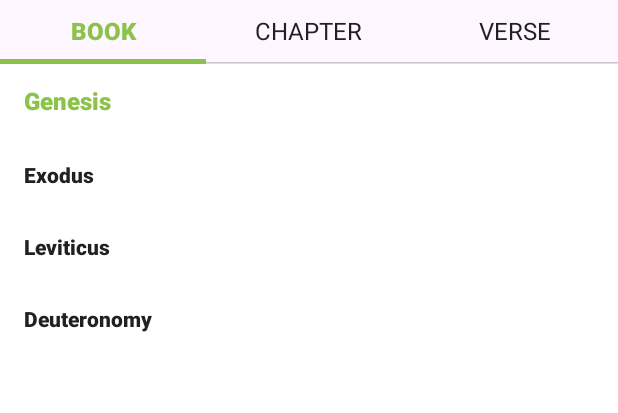
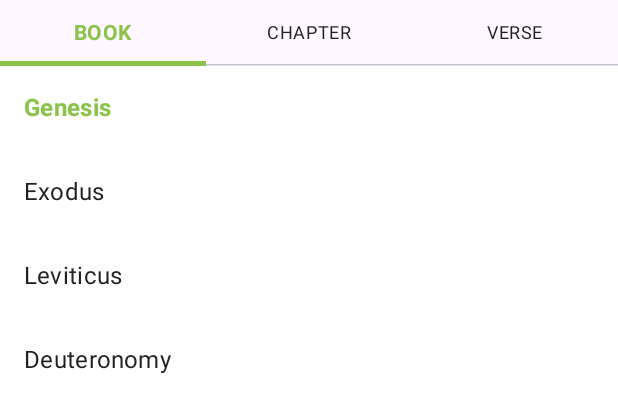
Before and after one commit to barnhill/Bible, an Android app built with Jetpack Compose: the @Preview function BCVDialogScreen_BookSelected_Preview, on a phone screen of 412 x 824 dp. Shown: the top 413 px of the screen. Run offline under Robolectric (Android 15) with nearby library versions, the phone set to English and light mode, and no system bars; our stand-ins replace Dagger/Hilt's generated code.

Commit message:
Material 3 typography, add copyright info at end of pages

```diff
--- a/app/src/main/kotlin/com/pnuema/bible/android/data/IVersion.kt
+++ b/app/src/main/kotlin/com/pnuema/bible/android/data/IVersion.kt
@@ -6,6 +6,7 @@ interface IVersion {
     val id: Int
     val language: String
     val abbreviation: String
+    val copyright: String
 
     fun getDisplayText(): String
     fun convertToOfflineModel(): VersionOffline
--- a/app/src/main/kotlin/com/pnuema/bible/android/ui/Theme.kt
+++ b/app/src/main/kotlin/com/pnuema/bible/android/ui/Theme.kt
@@ -2,15 +2,11 @@ package com.pnuema.bible.android.ui
 
 import androidx.compose.foundation.isSystemInDarkTheme
 import androidx.compose.material3.MaterialTheme
+import androidx.compose.material3.Typography
 import androidx.compose.material3.darkColorScheme
 import androidx.compose.material3.lightColorScheme
 import androidx.compose.runtime.Composable
-import androidx.compose.runtime.CompositionLocalProvider
-import androidx.compose.runtime.Immutable
-import androidx.compose.runtime.staticCompositionLocalOf
 import androidx.compose.ui.graphics.Color
-import androidx.compose.ui.text.TextStyle
-import com.pnuema.bible.android.ui.BibleTheme.LocalBibleTypography
 
 private val _darkColorPalette = darkColorScheme(
     primary = Color(0xFF2E7D32),
@@ -30,84 +26,13 @@ private val _lightColorPalette = lightColorScheme(
     secondary = Color(0xFF797979),
 )
 
+private val _typography = Typography()
+
 @Composable
 fun BibleTheme(darkTheme: Boolean = isSystemInDarkTheme(), content: @Composable () -> Unit) {
-    CompositionLocalProvider(
-        LocalBibleTypography provides Typography
-    ) {
-        MaterialTheme(
-            colorScheme = if (darkTheme) _darkColorPalette else _lightColorPalette,
-            content = content
-        )
-    }
+    MaterialTheme(
+        typography = _typography,
+        colorScheme = if (darkTheme) _darkColorPalette else _lightColorPalette,
+        content = content
+    )
 }
-
-object BibleTheme {
-    val LocalBibleTypography = staticCompositionLocalOf {
-        BibleTypography()
-    }
-
-    val typography: BibleTypography
-        @Composable
-        get() = LocalBibleTypography.current
-}
-
-@Immutable
-data class BibleTypography(
-    /**
-     * XXL900
-     */
-    val title1: TextStyle = TextStyle.Default,
-    /**
-     * XXL400
-     */
-    val title2: TextStyle = TextStyle.Default,
-    /**
-     * XL900
-     */
-    val title3: TextStyle = TextStyle.Default,
-    /**
-     * XL400
-     */
-    val title4: TextStyle = TextStyle.Default,
-    /**
-     * Large900
-     */
-    val title5: TextStyle = TextStyle.Default,
-    /**
-     * Large400
-     */
-    val title6: TextStyle = TextStyle.Default,
-    /**
-     * Base400
-     */
-    val body1: TextStyle = TextStyle.Default,
-    /**
-     * Base800
-     */
-    val body2: TextStyle = TextStyle.Default,
-    /**
-     * Medium400
-     */
-    val caption1: TextStyle = TextStyle.Default,
-    /**
-     * Medium800
-     */
-    val caption2: TextStyle = TextStyle.Default,
-    /**
-     * Small400
-     */
-    val subCaption1: TextStyle = TextStyle.Default,
-    /**
-     * Small800
-     */
-    val subCaption2: TextStyle = TextStyle.Default,
-    /**
-     * XS400
-     */
-    val footnote1: TextStyle = TextStyle.Default,
-    /**
-     * XS800
-     */
-    val footnote2: TextStyle = TextStyle.Default
-)
--- a/app/src/main/kotlin/com/pnuema/bible/android/ui/bookchapterverse/compose/BCVDialogScreen.kt
+++ b/app/src/main/kotlin/com/pnuema/bible/android/ui/bookchapterverse/compose/BCVDialogScreen.kt
@@ -16,6 +16,7 @@ import androidx.compose.runtime.rememberCoroutineScope
 import androidx.compose.ui.Alignment
 import androidx.compose.ui.Modifier
 import androidx.compose.ui.res.stringResource
+import androidx.compose.ui.text.font.FontWeight
 import androidx.compose.ui.tooling.preview.Preview
 import androidx.compose.ui.unit.dp
 import com.pnuema.bible.android.R
@@ -54,13 +55,15 @@ fun BCVDialogScreen(
                         }
                     }
                 ) {
+                    val isBookPageSelected = pagerState.currentPage == BCVDialog.BCV.BOOK.value
                     Text(
                         modifier = Modifier
                             .align(alignment = Alignment.Center)
                             .padding(vertical = 12.dp),
                         text = stringResource(R.string.book).uppercase(Locale.getDefault()),
-                        style = if (pagerState.currentPage == BCVDialog.BCV.BOOK.value) BibleTheme.typography.body2 else BibleTheme.typography.body1,
-                        color = if (pagerState.currentPage == BCVDialog.BCV.BOOK.value) MaterialTheme.colorScheme.primary else MaterialTheme.colorScheme.onBackground
+                        style = if (isBookPageSelected) MaterialTheme.typography.bodyMedium else MaterialTheme.typography.bodySmall,
+                        fontWeight = if (isBookPageSelected) FontWeight.Bold else FontWeight.Normal,
+                        color = if (isBookPageSelected) MaterialTheme.colorScheme.primary else MaterialTheme.colorScheme.onBackground
                     )
                 }
                 Box(
@@ -70,13 +73,15 @@ fun BCVDialogScreen(
                         }
                     }
                 ) {
+                    val isChapterPageSelected = pagerState.currentPage == BCVDialog.BCV.CHAPTER.value
                     Text(
                         modifier = Modifier
                             .align(alignment = Alignment.Center)
                             .padding(vertical = 12.dp),
                         text = stringResource(R.string.chapter).uppercase(Locale.getDefault()),
-                        style = if (pagerState.currentPage == BCVDialog.BCV.CHAPTER.value) BibleTheme.typography.body2 else BibleTheme.typography.body1,
-                        color = if (pagerState.currentPage == BCVDialog.BCV.CHAPTER.value) MaterialTheme.colorScheme.primary else MaterialTheme.colorScheme.onBackground
+                        style = if (isChapterPageSelected) MaterialTheme.typography.bodyMedium else MaterialTheme.typography.bodySmall,
+                        fontWeight = if (isChapterPageSelected) FontWeight.Bold else FontWeight.Normal,
+                        color = if (isChapterPageSelected) MaterialTheme.colorScheme.primary else MaterialTheme.colorScheme.onBackground
                     )
                 }
                 Box(
@@ -86,13 +91,15 @@ fun BCVDialogScreen(
                         }
                     }
                 ) {
+                    val isVersePageSelected = pagerState.currentPage == BCVDialog.BCV.VERSE.value
                     Text(
                         modifier = Modifier
                             .align(alignment = Alignment.Center)
                             .padding(vertical = 12.dp),
                         text = stringResource(R.string.verse).uppercase(Locale.getDefault()),
-                        style = if (pagerState.currentPage == BCVDialog.BCV.VERSE.value) BibleTheme.typography.body2 else BibleTheme.typography.body1,
-                        color = if (pagerState.currentPage == BCVDialog.BCV.VERSE.value) MaterialTheme.colorScheme.primary else MaterialTheme.colorScheme.onBackground
+                        style = if (isVersePageSelected) MaterialTheme.typography.bodyMedium else MaterialTheme.typography.bodySmall,
+                        fontWeight = if (isVersePageSelected) FontWeight.Bold else FontWeight.Normal,
+                        color = if (isVersePageSelected) MaterialTheme.colorScheme.primary else MaterialTheme.colorScheme.onBackground
                     )
                 }
             }
--- a/app/src/main/kotlin/com/pnuema/bible/android/ui/bookchapterverse/compose/BookItem.kt
+++ b/app/src/main/kotlin/com/pnuema/bible/android/ui/bookchapterverse/compose/BookItem.kt
@@ -7,6 +7,7 @@ import androidx.compose.material3.MaterialTheme
 import androidx.compose.material3.Text
 import androidx.compose.runtime.Composable
 import androidx.compose.ui.Modifier
+import androidx.compose.ui.text.font.FontWeight
 import androidx.compose.ui.tooling.preview.Preview
 import androidx.compose.ui.unit.dp
 import com.pnuema.bible.android.statics.CurrentSelected
@@ -25,7 +26,8 @@ fun BookItem(
             .padding(all = 16.dp)
             .clickable { onClick() },
         text = book.name,
-        style = if (book.id == CurrentSelected.book) BibleTheme.typography.body2 else BibleTheme.typography.caption2,
+        style = MaterialTheme.typography.titleMedium,
+        fontWeight = if (book.id == CurrentSelected.book) FontWeight.Bold else FontWeight.Normal,
         color = if (book.id == CurrentSelected.book) MaterialTheme.colorScheme.primary else MaterialTheme.colorScheme.onBackground
     )
 }
--- a/app/src/main/kotlin/com/pnuema/bible/android/ui/bookchapterverse/compose/ChapterItem.kt
+++ b/app/src/main/kotlin/com/pnuema/bible/android/ui/bookchapterverse/compose/ChapterItem.kt
@@ -11,6 +11,7 @@ import androidx.compose.runtime.Composable
 import androidx.compose.ui.Alignment
 import androidx.compose.ui.Modifier
 import androidx.compose.ui.draw.drawBehind
+import androidx.compose.ui.text.font.FontWeight
 import androidx.compose.ui.tooling.preview.Preview
 import androidx.compose.ui.unit.dp
 import com.pnuema.bible.android.statics.CurrentSelected
@@ -40,7 +41,8 @@ fun ChapterItem(
                 .padding(all = 24.dp)
                 .align(alignment = Alignment.Center),
             text = chapterNumber.toString(),
-            style = BibleTheme.typography.body2,
+            style = MaterialTheme.typography.titleMedium,
+            fontWeight = if (isSelected) FontWeight.Bold else FontWeight.Normal,
             color = if (isSelected) MaterialTheme.colorScheme.background else MaterialTheme.colorScheme.onBackground,
         )
     }
--- a/app/src/main/kotlin/com/pnuema/bible/android/ui/bookchapterverse/compose/VerseItem.kt
+++ b/app/src/main/kotlin/com/pnuema/bible/android/ui/bookchapterverse/compose/VerseItem.kt
@@ -11,6 +11,7 @@ import androidx.compose.runtime.Composable
 import androidx.compose.ui.Alignment
 import androidx.compose.ui.Modifier
 import androidx.compose.ui.draw.drawBehind
+import androidx.compose.ui.text.font.FontWeight
 import androidx.compose.ui.tooling.preview.Preview
 import androidx.compose.ui.unit.dp
 import com.pnuema.bible.android.statics.CurrentSelected
@@ -40,7 +41,8 @@ fun VerseItem(
                 .padding(all = 24.dp)
                 .align(alignment = Alignment.Center),
             text = verseNumber.toString(),
-            style = BibleTheme.typography.body2,
+            style = MaterialTheme.typography.titleMedium,
+            fontWeight = if (isSelected) FontWeight.Bold else FontWeight.Normal,
             color = if (isSelected) MaterialTheme.colorScheme.background else MaterialTheme.colorScheme.onBackground,
         )
     }
--- a/app/src/main/kotlin/com/pnuema/bible/android/ui/read/compose/BookChapterDropdown.kt
+++ b/app/src/main/kotlin/com/pnuema/bible/android/ui/read/compose/BookChapterDropdown.kt
@@ -44,7 +44,7 @@ fun BookChapterDropdown(
                     .align(alignment = Alignment.CenterVertically)
                     .padding(end = 8.dp),
                 text = "$book $chapter".capitalizeTitleCase(),
-                style = BibleTheme.typography.body2,
+                style = MaterialTheme.typography.titleMedium,
                 color = MaterialTheme.colorScheme.onPrimary
             )
             Image(
--- a/app/src/main/kotlin/com/pnuema/bible/android/ui/read/compose/VersionDropdown.kt
+++ b/app/src/main/kotlin/com/pnuema/bible/android/ui/read/compose/VersionDropdown.kt
@@ -43,7 +43,7 @@ fun VersionDropdown(
                     .align(alignment = Alignment.CenterVertically)
                     .padding(end = 8.dp),
                 text = versionAbbreviation.uppercase(Locale.getDefault()),
-                style = BibleTheme.typography.body2,
+                style = MaterialTheme.typography.titleMedium,
                 color = MaterialTheme.colorScheme.onPrimary
             )
             Image(
--- /dev/null
+++ b/app/src/main/kotlin/com/pnuema/bible/android/ui/read/state/CopyrightViewState.kt
@@ -0,0 +1,5 @@
+package com.pnuema.bible.android.ui.read.state
+
+data class CopyrightViewState (
+    val copyright: String,
+)
--- a/app/src/main/kotlin/com/pnuema/bible/android/ui/read/state/VersionUiState.kt
+++ b/app/src/main/kotlin/com/pnuema/bible/android/ui/read/state/VersionUiState.kt
@@ -3,5 +3,5 @@ package com.pnuema.bible.android.ui.read.state
 sealed class VersionUiState {
     object Idle: VersionUiState()
 
-    data class Versions(val versions: List<VersionViewState>): VersionUiState()
+    data class Version(val version: VersionViewState): VersionUiState()
 }
--- a/app/src/main/kotlin/com/pnuema/bible/android/ui/read/state/VersionViewState.kt
+++ b/app/src/main/kotlin/com/pnuema/bible/android/ui/read/state/VersionViewState.kt
@@ -3,4 +3,5 @@ package com.pnuema.bible.android.ui.read.state
 data class VersionViewState(
     val text: String,
     val abbreviation: String,
+    val copyright: String,
 )
--- a/app/src/main/kotlin/com/pnuema/bible/android/ui/utils/Extensions.kt
+++ b/app/src/main/kotlin/com/pnuema/bible/android/ui/utils/Extensions.kt
@@ -16,6 +16,7 @@ fun IVerse.toViewState(): VerseViewState = VerseViewState(
 fun IVersion.toViewState(): VersionViewState = VersionViewState(
     abbreviation = abbreviation,
     text = getDisplayText(),
+    copyright = copyright,
 )
 
 fun IBook.toViewState(): BookViewState = BookViewState(
```
Also changed, not shown: app/src/main/kotlin/com/pnuema/bible/android/data/firefly/Version.kt (+7 -7 lines), app/src/main/kotlin/com/pnuema/bible/android/ui/Typography.kt (deleted, +0 -102 lines), app/src/main/kotlin/com/pnuema/bible/android/ui/read/ReadFragment.kt (+5 -4 lines), app/src/main/kotlin/com/pnuema/bible/android/ui/read/compose/CopyrightItem.kt (added, +40 -0 lines), app/src/main/kotlin/com/pnuema/bible/android/ui/read/compose/ReadScreen.kt (+20 -6 lines), app/src/main/kotlin/com/pnuema/bible/android/ui/read/compose/VerseItem.kt (+11 -1 lines), app/src/main/kotlin/com/pnuema/bible/android/ui/read/viewModel/ReadViewModel.kt (+8 -4 lines), gradle/libs.versions.toml (+4 -4 lines).
